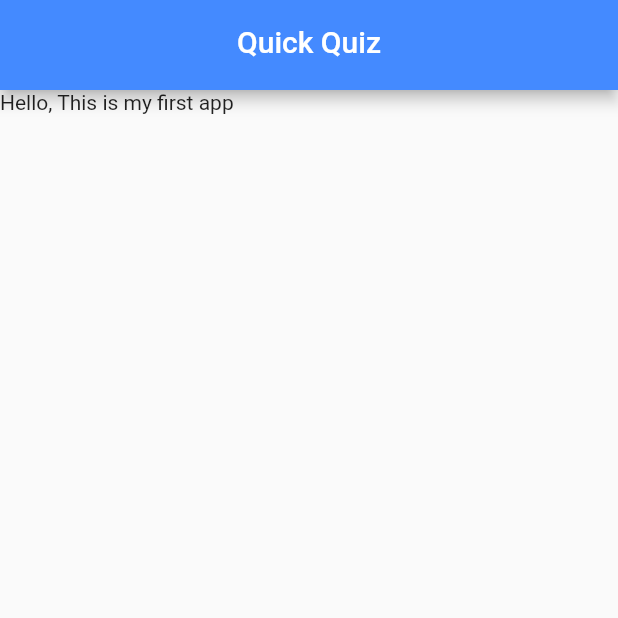
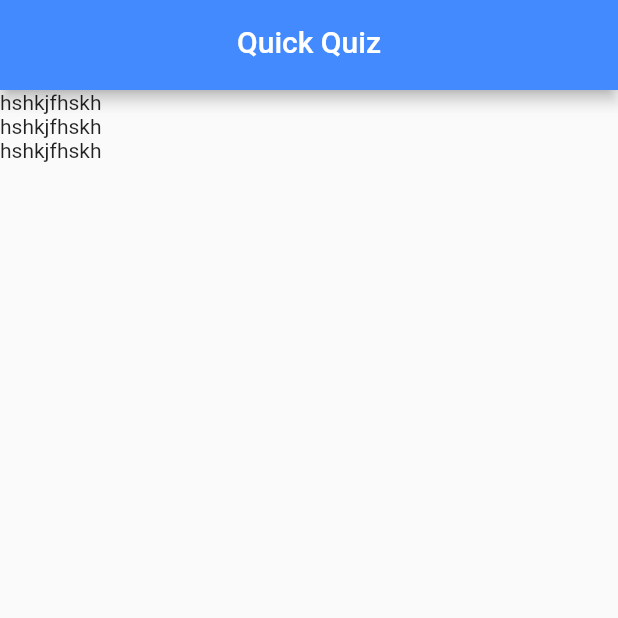
Before and after one commit to asifiqubal/quick_quiz, a Flutter app: the screen it shows after launch, on a phone screen of 412 x 824 dp, the top half of it. Run offline on Flutter 3.47's test engine with Material 2 defaults, Android fonts, the phone set to English and light mode, and no system bars.

```diff
--- a/lib/main.dart
+++ b/lib/main.dart
@@ -10,8 +10,31 @@ class MyApp extends StatelessWidget {
     return MaterialApp(
       home: Scaffold(
         appBar: MyAppBar(),
-        body: Text('Hello, This is my first app'),
+        body: MyAppBody(),
       ),
+    );
+  }
+}
+
+class MyAppBody extends StatefulWidget{
+  @override
+  State<StatefulWidget> createState() {
+    return MyAppBodyState();
+  }
+}
+
+class MyAppBodyState extends State<MyAppBody>{
+  var state = [
+    "sdhfksh",'shdfkjhskjdfh'
+  ];
+  @override
+  Widget build(BuildContext context) {
+    return Column(
+        children: [
+          Text("hshkjfhskh"),
+          Text("hshkjfhskh"),
+          Text("hshkjfhskh"),
+        ]
     );
   }
 }
```
